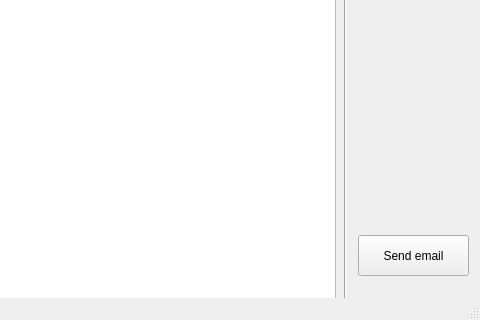
Qt form EmailClient/emailclient.ui (Septiemiy/NG_Project_Email_Client_2024) before a commit; both pictures show x 375 to 855 and y 265 to 585 of the 855 by 585 pixel window.
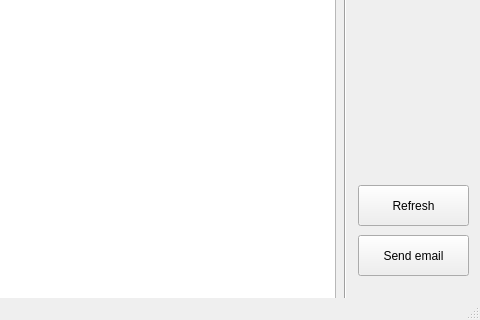
The same form after that commit.

What changed in the file:
```diff
--- a/EmailClient/emailclient.ui
+++ b/EmailClient/emailclient.ui
@@ -145,6 +145,19 @@
      <string>Send email</string>
     </property>
    </widget>
+   <widget class="QPushButton" name="b_refresh">
+    <property name="geometry">
+     <rect>
+      <x>733</x>
+      <y>450</y>
+      <width>111</width>
+      <height>41</height>
+     </rect>
+    </property>
+    <property name="text">
+     <string>Refresh</string>
+    </property>
+   </widget>
   </widget>
   <widget class="QMenuBar" name="menubar">
    <property name="geometry">
```
Left out of the diff: 2 changed lines with no effect on the pictures.
